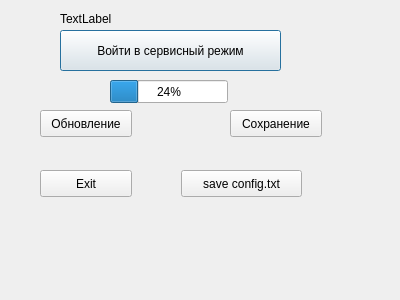
The window that dialogService.ui (RW9UAO/nsk-v3) describes before a commit, drawn with Qt 5.
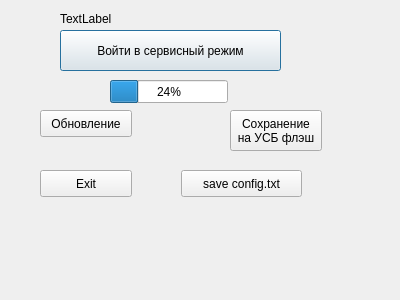
The same window after the commit.

```diff
--- a/dialogService.ui
+++ b/dialogService.ui
@@ -32,11 +32,12 @@
      <x>230</x>
      <y>110</y>
      <width>92</width>
-     <height>27</height>
+     <height>41</height>
     </rect>
    </property>
    <property name="text">
-    <string>Сохранение</string>
+    <string>Сохранение
+на УСБ флэш</string>
    </property>
   </widget>
   <widget class="QPushButton" name="update">
```
